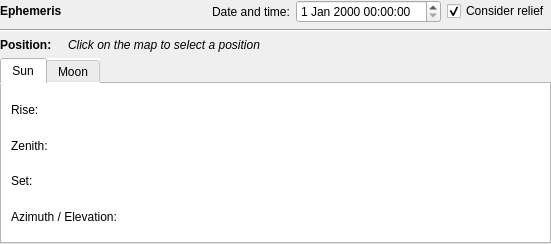
The window that EphemToolWidget.ui (kadas-albireo/kadas-albireo2) describes before a commit, drawn with Qt 5.
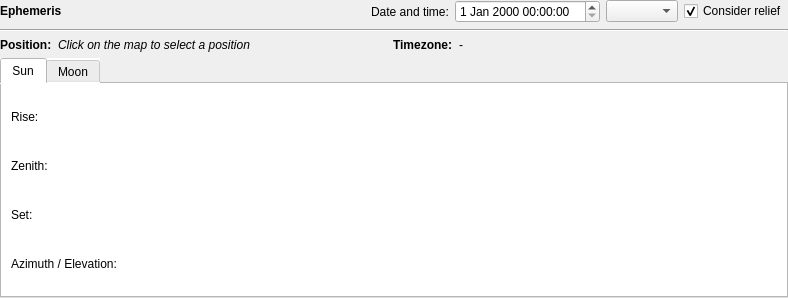
The same window after the commit. Icons and pictures are not drawn.

Commit message: Add timezone support

```diff
--- a/EphemToolWidget.ui
+++ b/EphemToolWidget.ui
@@ -6,11 +6,11 @@
    <rect>
     <x>0</x>
     <y>0</y>
-    <width>551</width>
-    <height>244</height>
+    <width>788</width>
+    <height>298</height>
    </rect>
   </property>
-  <layout class="QGridLayout" name="gridLayout">
+  <layout class="QVBoxLayout" name="verticalLayout">
    <property name="leftMargin">
     <number>0</number>
    </property>
@@ -23,37 +23,29 @@
    <property name="bottomMargin">
     <number>0</number>
    </property>
-   <item row="2" column="0">
-    <widget class="QLabel" name="labelPosition">
-     <property name="font">
-      <font>
-       <weight>75</weight>
-       <bold>true</bold>
-      </font>
-     </property>
-     <property name="text">
-      <string>Position:</string>
-     </property>
-    </widget>
-   </item>
-   <item row="0" column="2">
-    <widget class="QLabel" name="label">
-     <property name="text">
-      <string>Date and time:</string>
-     </property>
-    </widget>
-   </item>
-   <item row="0" column="3">
-    <widget class="QDateTimeEdit" name="dateTimeEdit"/>
-   </item>
-   <item row="0" column="0">
+   <item>
+    <widget class="QWidget" name="widgetHeader" native="true">
+     <layout class="QHBoxLayout" name="horizontalLayout">
+      <property name="leftMargin">
+       <number>0</number>
+      </property>
+      <property name="topMargin">
+       <number>0</number>
+      </property>
+      <property name="rightMargin">
+       <number>0</number>
+      </property>
+      <property name="bottomMargin">
+       <number>0</number>
+      </property>
+      <item>
     <widget class="QLabel" name="label_2">
      <property name="text">
       <string>&lt;html&gt;&lt;head/&gt;&lt;body&gt;&lt;p&gt;&lt;span style=&quot; font-weight:600;&quot;&gt;Ephemeris&lt;/span&gt;&lt;/p&gt;&lt;/body&gt;&lt;/html&gt;</string>
      </property>
     </widget>
    </item>
-   <item row="0" column="1">
+      <item>
     <spacer name="horizontalSpacer">
      <property name="orientation">
       <enum>Qt::Horizontal</enum>
@@ -66,7 +58,20 @@
      </property>
     </spacer>
    </item>
-   <item row="0" column="4">
+      <item>
+       <widget class="QLabel" name="label">
+        <property name="text">
+         <string>Date and time:</string>
+        </property>
+       </widget>
+      </item>
+      <item>
+       <widget class="QDateTimeEdit" name="dateTimeEdit"/>
+      </item>
+      <item>
+       <widget class="QComboBox" name="timezoneCombo"/>
+      </item>
+      <item>
     <widget class="QCheckBox" name="checkBoxRelief">
      <property name="text">
       <string>Consider relief</string>
@@ -76,15 +81,52 @@
      </property>
     </widget>
    </item>
-   <item row="1" column="0" colspan="5">
+     </layout>
+    </widget>
+   </item>
+   <item>
     <widget class="Line" name="line">
      <property name="orientation">
       <enum>Qt::Horizontal</enum>
      </property>
     </widget>
    </item>
-   <item row="2" column="1" colspan="4">
+   <item>
+    <widget class="QWidget" name="widgetInfo" native="true">
+     <layout class="QHBoxLayout" name="horizontalLayout_2">
+      <property name="leftMargin">
+       <number>0</number>
+      </property>
+      <property name="topMargin">
+       <number>0</number>
+      </property>
+      <property name="rightMargin">
+       <number>0</number>
+      </property>
+      <property name="bottomMargin">
+       <number>0</number>
+      </property>
+      <item>
+       <widget class="QLabel" name="labelPosition">
+        <property name="font">
+         <font>
+          <weight>75</weight>
+          <bold>true</bold>
+         </font>
+        </property>
+        <property name="text">
+         <string>Position:</string>
+        </property>
+       </widget>
+      </item>
+      <item>
     <widget class="QLabel" name="labelPositionValue">
+        <property name="sizePolicy">
+         <sizepolicy hsizetype="Expanding" vsizetype="Preferred">
+          <horstretch>0</horstretch>
+          <verstretch>0</verstretch>
+         </sizepolicy>
+        </property>
      <property name="font">
       <font>
        <italic>true</italic>
@@ -95,7 +137,30 @@
      </property>
     </widget>
    </item>
-   <item row="4" column="0" colspan="5">
+      <item>
+       <widget class="QLabel" name="label_4">
+        <property name="text">
+         <string>&lt;html&gt;&lt;head/&gt;&lt;body&gt;&lt;p&gt;&lt;span style=&quot; font-weight:600;&quot;&gt;Timezone:&lt;/span&gt;&lt;/p&gt;&lt;/body&gt;&lt;/html&gt;</string>
+        </property>
+       </widget>
+      </item>
+      <item>
+       <widget class="QLabel" name="labelTimezone">
+        <property name="sizePolicy">
+         <sizepolicy hsizetype="Expanding" vsizetype="Preferred">
+          <horstretch>0</horstretch>
+          <verstretch>0</verstretch>
+         </sizepolicy>
+        </property>
+        <property name="text">
+         <string>-</string>
+        </property>
+       </widget>
+      </item>
+     </layout>
+    </widget>
+   </item>
+   <item>
     <widget class="QTabWidget" name="tabWidgetOutput">
      <property name="styleSheet">
       <string notr="true">QWidget { background-color: white; }</string>
```
Left out of the diff: 1 changed line with no effect on the pictures. Lines whose indentation alone changed are shown as unchanged. The commit also changes 2 other files.
